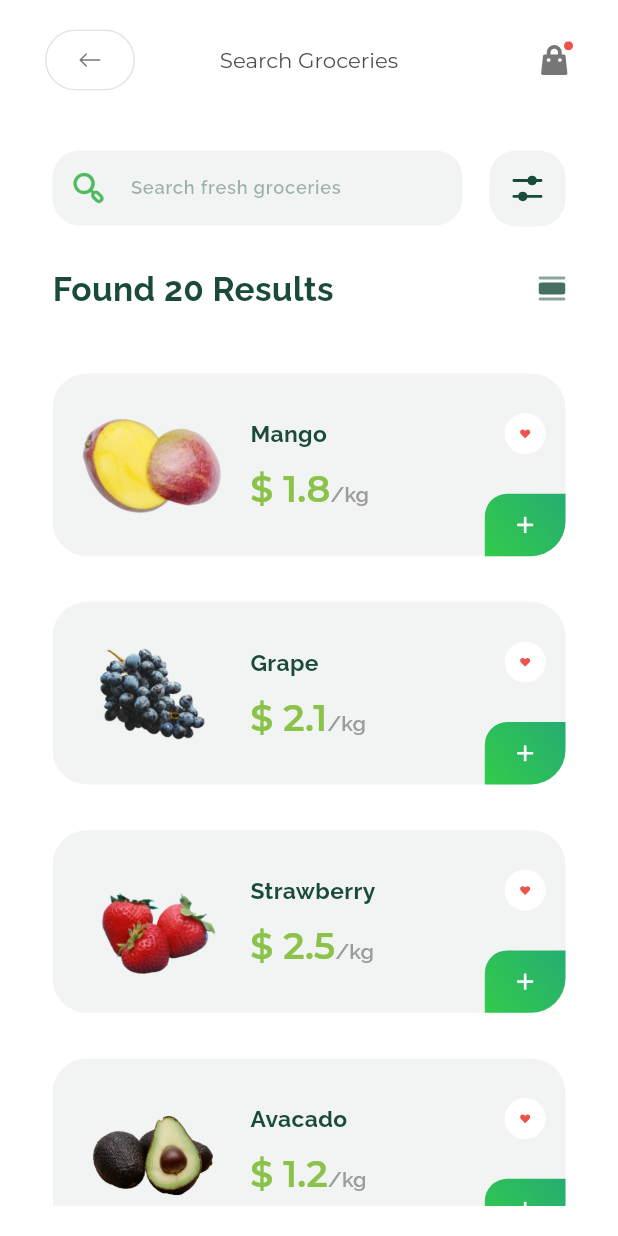
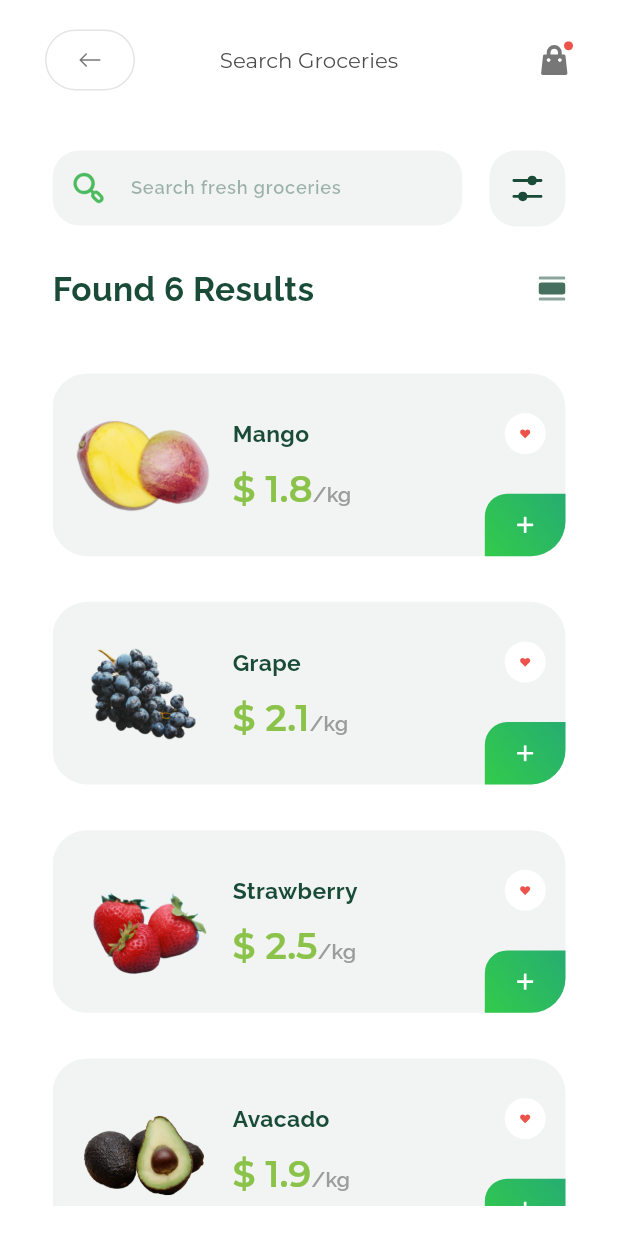
Before and after one commit to ParaDox-PDT/git_tutorial, a Flutter app: the screen it shows after launch, on a phone screen of 412 x 824 dp. Run offline on Flutter 3.47's test engine with Material 2 defaults, Android fonts, the phone set to English and light mode, and no system bars; drawn by our look-alikes of zoom_tap_animation; our stand-ins replace flutter_screenutil, flutter_svg.

Commit message:
funksionallik qo`shildi

```diff
--- a/lib/models/fruit.dart
+++ b/lib/models/fruit.dart
@@ -8,4 +8,8 @@ class Fruit {
     required this.url,
     required this.price,
   });
+  @override
+  String toString() {
+    return "$name-$price";
+  }
 }
--- a/lib/models/model_screen5.dart
+++ /dev/null
@@ -1,15 +0,0 @@
-class ModelScreen5{
-
-
-  final String image;
-  final String name;
-  final String price;
-  final String priceResidual;
-
-  ModelScreen5({
-    required this.image,required this.name,required this.price,required this.priceResidual
-});
-
-
-
-}
--- a/lib/repository/repository_screen5.dart
+++ /dev/null
@@ -1,18 +0,0 @@
-import 'package:git_tutorial/utils/icons.dart';
-
-import '../models/model_screen5.dart';
-
-class RepositoryScreen5{
-
-  static List<ModelScreen5> models = [
-
-    ModelScreen5(image: IconsApp.mango, name: "Mango", price: "\$ 1.",priceResidual: "8"),
-    ModelScreen5(image: IconsApp.grape, name: "Grape", price: "\$ 2.",priceResidual: "1"),
-    ModelScreen5(image: IconsApp.strawberry, name: "Strawberry", price: "\$ 2.",priceResidual: "5"),
-    ModelScreen5(image: IconsApp.avacado, name: "Avocado", price: "\$ 1.",priceResidual: "9"),
-    ModelScreen5(image: IconsApp.bread, name: "Bread", price: "\$ 1.",priceResidual: "7"),
-
-  ];
-
-
-}
--- a/lib/screens/screen4/widgets/wrap.dart
+++ b/lib/screens/screen4/widgets/wrap.dart
@@ -1,5 +1,6 @@
 import 'package:flutter/material.dart';
 import 'package:flutter_screenutil/flutter_screenutil.dart';
+import 'package:git_tutorial/screens/screen4/screen4.dart';
 
 import '../../../utils/colors.dart';
 
@@ -27,6 +28,7 @@ class _MyWrapState extends State<MyWrap> {
                     setState(() {
                       _seletedBtn1 = index;
                     });
+                    initial = sort.values[index];
                   },
                   child: Container(
                     padding:
--- a/lib/screens/screen5/Screen5.dart
+++ b/lib/screens/screen5/Screen5.dart
@@ -2,7 +2,6 @@ import 'package:flutter/material.dart';
 import 'package:flutter_screenutil/flutter_screenutil.dart';
 import 'package:flutter_svg/flutter_svg.dart';
 import 'package:git_tutorial/repository/fruits.dart';
-import 'package:git_tutorial/repository/repository_screen5.dart';
 import 'package:git_tutorial/screens/screen4/screen4.dart';
 import 'package:git_tutorial/screens/screen5/widgets/appbar_screen5.dart';
 import 'package:git_tutorial/screens/screen5/widgets/my_container.dart';
@@ -12,12 +11,24 @@ import 'package:zoom_tap_animation/zoom_tap_animation.dart';
 
 class Screen5 extends StatefulWidget {
   const Screen5({Key? key}) : super(key: key);
+  static var listData = FruitRepository.data;
 
   @override
   State<Screen5> createState() => _Screen5State();
 }
 
 class _Screen5State extends State<Screen5> {
+  // var listData = FruitRepository.data;
+
+  bool isGrid = false;
+
+  int resultsCount = 0;
+  @override
+  void initState() {
+    super.initState();
+    resultsCount = Screen5.listData.length;
+  }
+
   @override
   Widget build(BuildContext context) {
     return Scaffold(
@@ -62,6 +73,13 @@ class _Screen5State extends State<Screen5> {
                             fontWeight: FontWeight.w600,
                             color: ColorsApp.darkGreen.withOpacity(.4)),
                       ),
+                      onChanged: (fruitName) {
+                        setState(() {
+                          Screen5.listData =
+                              FruitRepository.searchByName(fruitName);
+                          resultsCount = Screen5.listData.length;
+                        });
+                      },
                     ),
                   ),
                 ),
@@ -93,7 +111,7 @@ class _Screen5State extends State<Screen5> {
               mainAxisAlignment: MainAxisAlignment.spaceBetween,
               children: [
                 Text(
-                  "Found 20 Results",
+                  "Found $resultsCount Results",
                   style: TextStyle(
                     fontFamily: "Raleway",
                     fontSize: 22.sp,
@@ -102,7 +120,13 @@ class _Screen5State extends State<Screen5> {
                   ),
                 ),
                 ZoomTapAnimation(
-                    onTap: () {}, child: SvgPicture.asset(IconsApp.list)),
+                    onTap: () {
+                      setState(() {
+                        isGrid = !isGrid;
+                      });
+                    },
+                    child: SvgPicture.asset(
+                        isGrid ? IconsApp.grid : IconsApp.list)),
               ],
             ),
             SizedBox(height: 25.h),
@@ -110,8 +134,8 @@ class _Screen5State extends State<Screen5> {
                 child: ListView(
               physics: const BouncingScrollPhysics(),
               children: [
-                ...List.generate(RepositoryScreen5.models.length, (index) {
-                  return MyContainer(fruit: FruitRepository.data[index]);
+                ...List.generate(Screen5.listData.length, (index) {
+                  return MyContainer(fruit: Screen5.listData[index]);
                 })
               ],
             ))
--- a/lib/screens/screen5/widgets/my_container.dart
+++ b/lib/screens/screen5/widgets/my_container.dart
@@ -35,7 +35,7 @@ class _MyContainerState extends State<MyContainer> {
           children: [
             SizedBox(
               height: 120.w,
-              width: 120.w,
+              width: 120,
               child: Image.asset(widget.fruit.url),
             ),
             Column(
```
Also changed, not shown: lib/repository/fruits.dart (+25 -2 lines), lib/screens/screen4/screen4.dart (+7 -0 lines).
